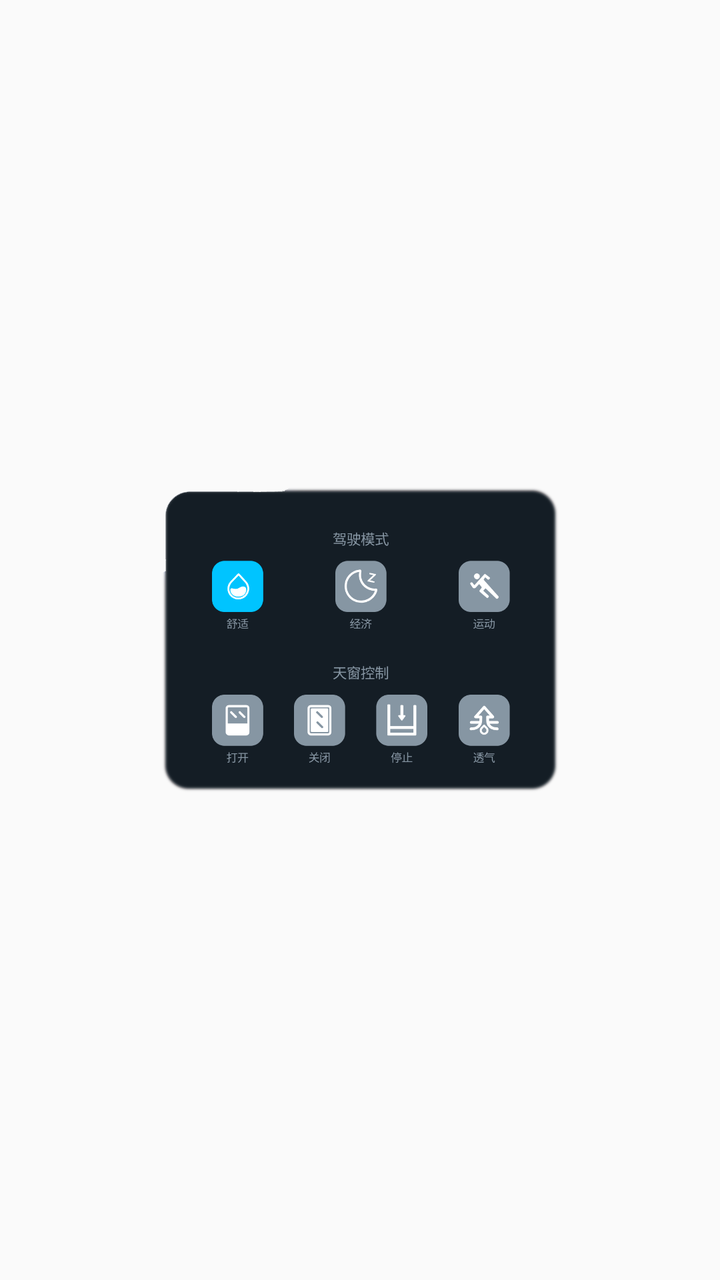
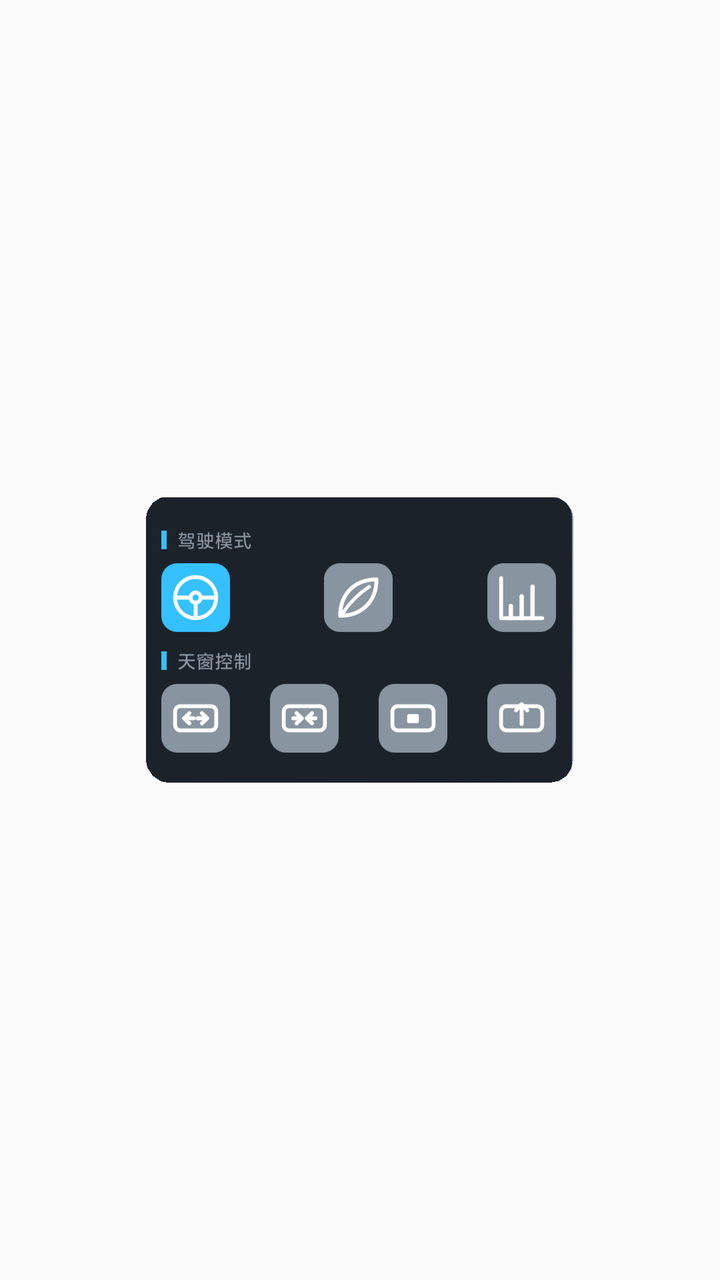

Screens rendered from an Android XML layout before and after an edit, with the pre-edit source and the edit as a unified diff.
<!-- AndroidManifest.xml: application theme Theme.DHCarInfo -->
<!-- res/layout/car_control_app_widget.xml -->
<RelativeLayout xmlns:android="http://schemas.android.com/apk/res/android"
    style="@style/Widget.DHCarInfo.AppWidget.Container"
    android:layout_width="match_parent"
    android:layout_height="match_parent"
    android:theme="@style/Theme.DHCarInfo.AppWidgetContainer">

    <ImageView
        android:layout_width="match_parent"
        android:layout_height="wrap_content"
        android:scaleType="fitCenter"
        android:layout_centerInParent="true"
        android:src="@drawable/img_car_app_widget" />

    <TextView
        android:id="@+id/appwidget_text"
        style="@style/Widget.DHCarInfo.AppWidget.InnerView"
        android:layout_width="wrap_content"
        android:layout_height="wrap_content"
        android:layout_centerHorizontal="true"
        android:layout_centerVertical="true"
        android:layout_margin="8dp"
        android:contentDescription="@string/appwidget_text"
        android:text="@string/appwidget_text"
        android:textSize="24sp"
        android:textStyle="bold|italic"
        android:visibility="gone" />
</RelativeLayout>
<!-- resources referenced by this layout -->
<resources>
  <!-- drawable img_car_app_widget: png bitmap (drawable-nodpi, 45910 bytes) -->
  <string name="appwidget_text">空调控制小组件</string>
  <style name="Theme.DHCarInfo.AppWidgetContainer" parent="Theme.DHCarInfo.AppWidgetContainerParent">
          
          <item name="appWidgetPadding">16dp</item>
      </style>
  <style name="Widget.DHCarInfo.AppWidget.Container" parent="android:Widget">
          <item name="android:id">@android:id/background</item>
          <item name="android:background">?android:attr/colorBackground</item>
          <item name="backgroundRadius">12dp</item>
      </style>
  <style name="Widget.DHCarInfo.AppWidget.InnerView" parent="android:Widget">
          <item name="android:background">?android:attr/colorBackground</item>
          <item name="android:textColor">?android:attr/textColorPrimary</item>
          <item name="backgroundRadius">12dp</item>
      </style>
  <style name="Theme.DHCarInfo" parent="android:Theme.Material.Light.NoActionBar" />
  <style name="Theme.DHCarInfo.AppWidgetContainerParent" parent="@android:style/Theme.DeviceDefault">
          
          <item name="appWidgetRadius">16dp</item>
          
          <item name="appWidgetInnerRadius">8dp</item>
      </style>
</resources>

<!-- the commit's change to res/layout/car_control_app_widget.xml (unified diff, before → after) -->
@@ -1,11 +1,12 @@
 <RelativeLayout xmlns:android="http://schemas.android.com/apk/res/android"
     style="@style/Widget.DHCarInfo.AppWidget.Container"
-    android:layout_width="match_parent"
-    android:layout_height="match_parent"
+    android:layout_width="wrap_content"
+    android:layout_height="wrap_content"
+    android:layout_gravity="center"
     android:theme="@style/Theme.DHCarInfo.AppWidgetContainer">
 
     <ImageView
-        android:layout_width="match_parent"
+        android:layout_width="wrap_content"
         android:layout_height="wrap_content"
         android:scaleType="fitCenter"
         android:layout_centerInParent="true"
<!-- resource entries referenced after the edit -->
@@ -1,6 +1,6 @@
 <!-- resources referenced by this layout -->
 <resources>
-  <!-- drawable img_car_app_widget: png bitmap (drawable-nodpi, 45910 bytes) -->
+  <!-- drawable img_car_app_widget: png bitmap (drawable-nodpi, 38144 bytes) -->
   <string name="appwidget_text">空调控制小组件</string>
   <style name="Theme.DHCarInfo.AppWidgetContainer" parent="Theme.DHCarInfo.AppWidgetContainerParent">
           
